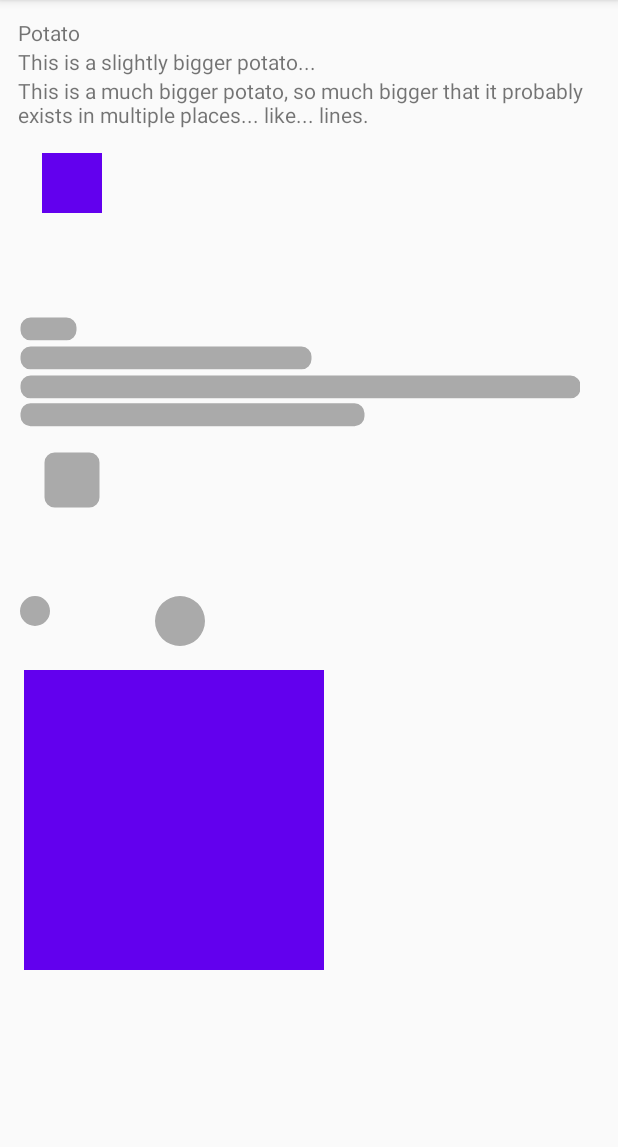
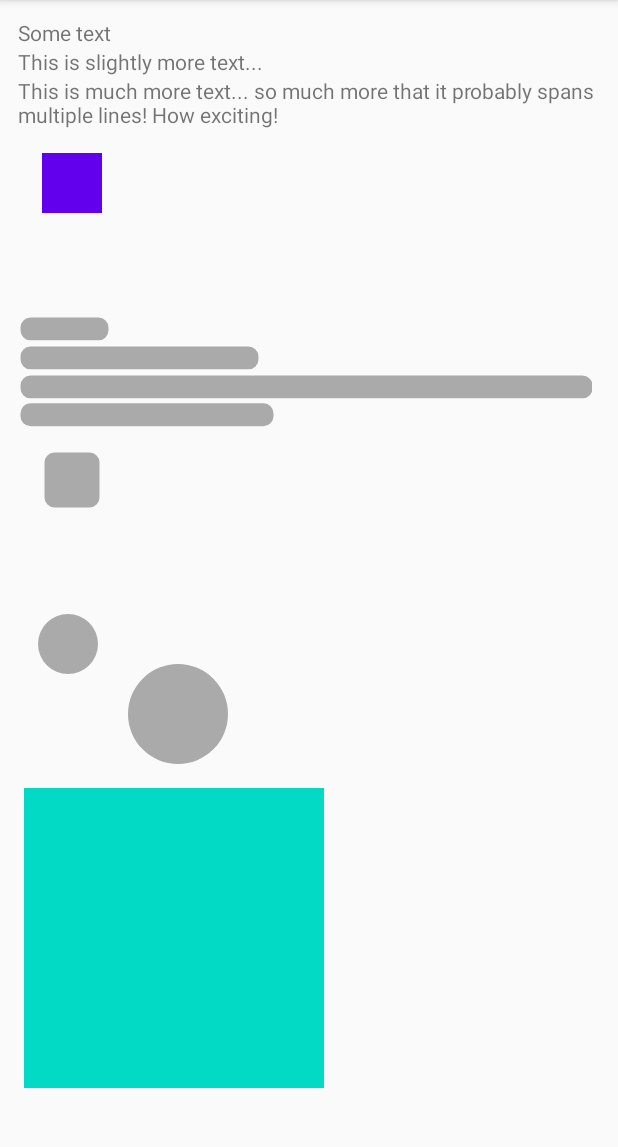
Before and after one commit to prateem/Trace, an Android app: the screen it shows after launch (MainActivity), on a phone screen of 412 x 824 dp, the part 84-1231 px from its top. Run offline under Robolectric (Android 15) with nearby library versions, the phone set to English and light mode, and no system bars.

Commit message:
now with less potato

```diff
--- a/app/src/main/java/com/example/meetarp/trace/DoubleBubble.kt
+++ b/app/src/main/java/com/example/meetarp/trace/DoubleBubble.kt
@@ -16,8 +16,8 @@ class DoubleBubble @JvmOverloads constructor(
     override fun trace(): Path {
         val path = Path()
 
-        path.addCircle(17f, 17f, 15f, Path.Direction.CW)
-        path.addCircle(162f, 27f, 25f, Path.Direction.CW)
+        path.addCircle(50f, 50f, 30f, Path.Direction.CW)
+        path.addCircle(160f, 120f, 50f, Path.Direction.CW)
 
         return path
     }
--- a/app/src/main/java/com/example/meetarp/trace/MainActivity.kt
+++ b/app/src/main/java/com/example/meetarp/trace/MainActivity.kt
@@ -11,13 +11,13 @@ class MainActivity : AppCompatActivity() {
         super.onCreate(savedInstanceState)
         setContentView(R.layout.activity_main)
 
-        val container = findViewById<ViewGroup>(R.id.container)
-        val group = findViewById<ViewGroup>(R.id.group)
+        val container = findViewById<ViewGroup>(R.id.traceContainer)
+        val target = findViewById<ViewGroup>(R.id.traceTarget)
 
         val trace = Trace(this)
-                .of(group, exclusions = listOf())
-                .colored(android.R.color.darker_gray)
-                .also { it.startShimmer() }
+            .of(target, exclusions = listOf())
+            .colored(android.R.color.darker_gray)
+            .also { it.startShimmer() }
 
         container.addView(trace)
     }
--- a/app/src/main/res/layout/activity_main.xml
+++ b/app/src/main/res/layout/activity_main.xml
@@ -8,7 +8,7 @@
     tools:context=".MainActivity">
 
     <LinearLayout
-        android:id="@+id/group"
+        android:id="@+id/traceTarget"
         android:layout_width="0dp"
         android:layout_height="wrap_content"
         android:layout_margin="12dp"
@@ -20,24 +20,24 @@
         <TextView
             android:layout_width="match_parent"
             android:layout_height="wrap_content"
-            android:text="Potato" />
+            android:text="Some text" />
 
         <TextView
             android:layout_width="match_parent"
             android:layout_height="wrap_content"
-            android:text="This is a slightly bigger potato..." />
+            android:text="This is slightly more text..." />
 
         <TextView
             android:layout_width="match_parent"
             android:layout_height="wrap_content"
-            android:text="This is a much bigger potato, so much bigger that it probably exists in multiple places... like... lines." />
+            android:text="This is much more text... so much more that it probably spans multiple lines! How exciting!" />
 
         <View
             android:layout_width="40dp"
             android:layout_height="40dp"
             android:layout_margin="16dp"
             android:background="@color/colorPrimary"
-            app:layout_constraintTop_toBottomOf="@id/container"
+            app:layout_constraintTop_toBottomOf="@id/traceContainer"
             app:layout_constraintStart_toStartOf="parent"/>
 
         <com.example.meetarp.trace.DoubleBubble
@@ -49,19 +49,19 @@
     </LinearLayout>
 
     <FrameLayout
-        android:id="@+id/container"
+        android:id="@+id/traceContainer"
         android:layout_width="wrap_content"
         android:layout_height="wrap_content"
         android:layout_margin="12dp"
-        app:layout_constraintTop_toBottomOf="@id/group"
+        app:layout_constraintTop_toBottomOf="@id/traceTarget"
         app:layout_constraintStart_toStartOf="parent" />
 
     <View
         android:layout_width="200dp"
         android:layout_height="200dp"
         android:layout_margin="16dp"
-        android:background="@color/colorPrimary"
-        app:layout_constraintTop_toBottomOf="@id/container"
+        android:background="@color/colorAccent"
+        app:layout_constraintTop_toBottomOf="@id/traceContainer"
         app:layout_constraintStart_toStartOf="parent"/>
 
 </androidx.constraintlayout.widget.ConstraintLayout>
```
